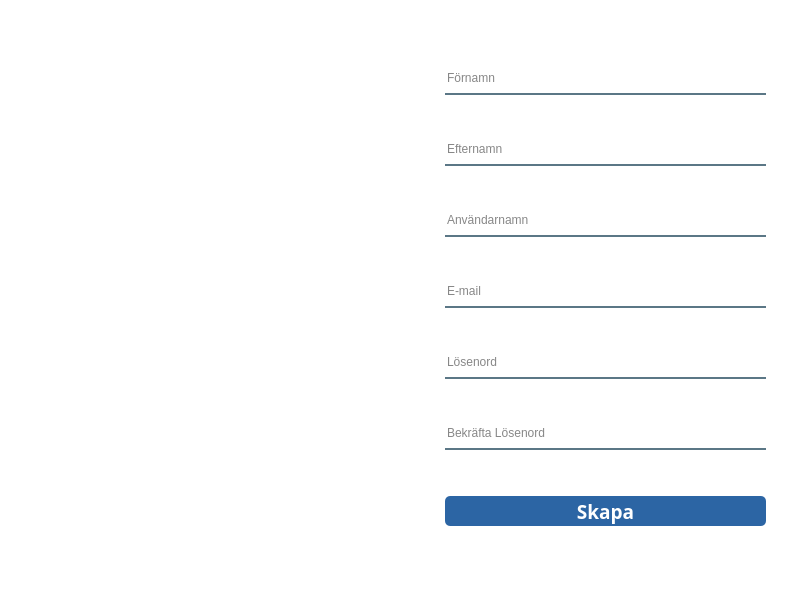
Old version of the form code/viewer/UI/create_user.ui in the repository marcusgostasson/smartshop.
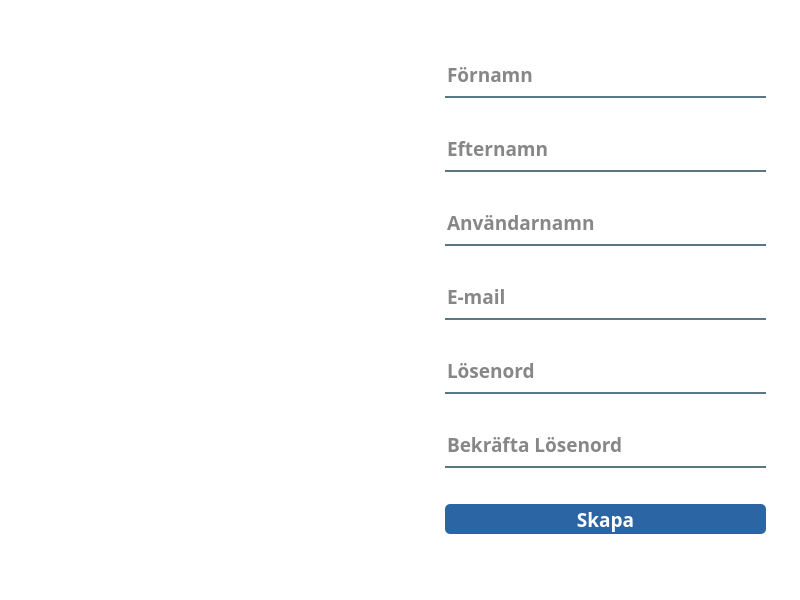
New version of the form. Icons and pictures are not drawn.

Commit message: Change design in create_recipe_window

The edit to the form file:
```diff
--- a/code/viewer/UI/create_user.ui
+++ b/code/viewer/UI/create_user.ui
@@ -40,6 +40,13 @@
     </property>
     <item row="0" column="0">
      <widget class="QLineEdit" name="first_name">
+      <property name="font">
+       <font>
+        <family>Arial Black</family>
+        <pointsize>14</pointsize>
+        <bold>true</bold>
+       </font>
+      </property>
       <property name="styleSheet">
        <string notr="true">background-color:rgba(0, 0, 0, 0);
 border:none;
@@ -57,6 +64,13 @@
     </item>
     <item row="1" column="0">
      <widget class="QLineEdit" name="last_name">
+      <property name="font">
+       <font>
+        <family>Arial Black</family>
+        <pointsize>14</pointsize>
+        <bold>true</bold>
+       </font>
+      </property>
       <property name="styleSheet">
        <string notr="true">background-color:rgba(0, 0, 0, 0);
 border:none;
@@ -71,6 +85,13 @@
     </item>
     <item row="2" column="0">
      <widget class="QLineEdit" name="username">
+      <property name="font">
+       <font>
+        <family>Arial Black</family>
+        <pointsize>14</pointsize>
+        <bold>true</bold>
+       </font>
+      </property>
       <property name="styleSheet">
        <string notr="true">background-color:rgba(0, 0, 0, 0);
 border:none;
@@ -85,6 +106,13 @@
     </item>
     <item row="3" column="0">
      <widget class="QLineEdit" name="email">
+      <property name="font">
+       <font>
+        <family>Arial Black</family>
+        <pointsize>14</pointsize>
+        <bold>true</bold>
+       </font>
+      </property>
       <property name="styleSheet">
        <string notr="true">background-color:rgba(0, 0, 0, 0);
 border:none;
@@ -99,6 +127,13 @@
     </item>
     <item row="6" column="0">
      <widget class="QLineEdit" name="password_user">
+      <property name="font">
+       <font>
+        <family>Arial Black</family>
+        <pointsize>14</pointsize>
+        <bold>true</bold>
+       </font>
+      </property>
       <property name="styleSheet">
        <string notr="true">background-color:rgba(0, 0, 0, 0);
 border:none;
@@ -116,6 +151,13 @@
     </item>
     <item row="7" column="0">
      <widget class="QLineEdit" name="confirm_password">
+      <property name="font">
+       <font>
+        <family>Arial Black</family>
+        <pointsize>14</pointsize>
+        <bold>true</bold>
+       </font>
+      </property>
       <property name="styleSheet">
        <string notr="true">background-color:rgba(0, 0, 0, 0);
 border:none;
```
The commit also changes 4 other files.
